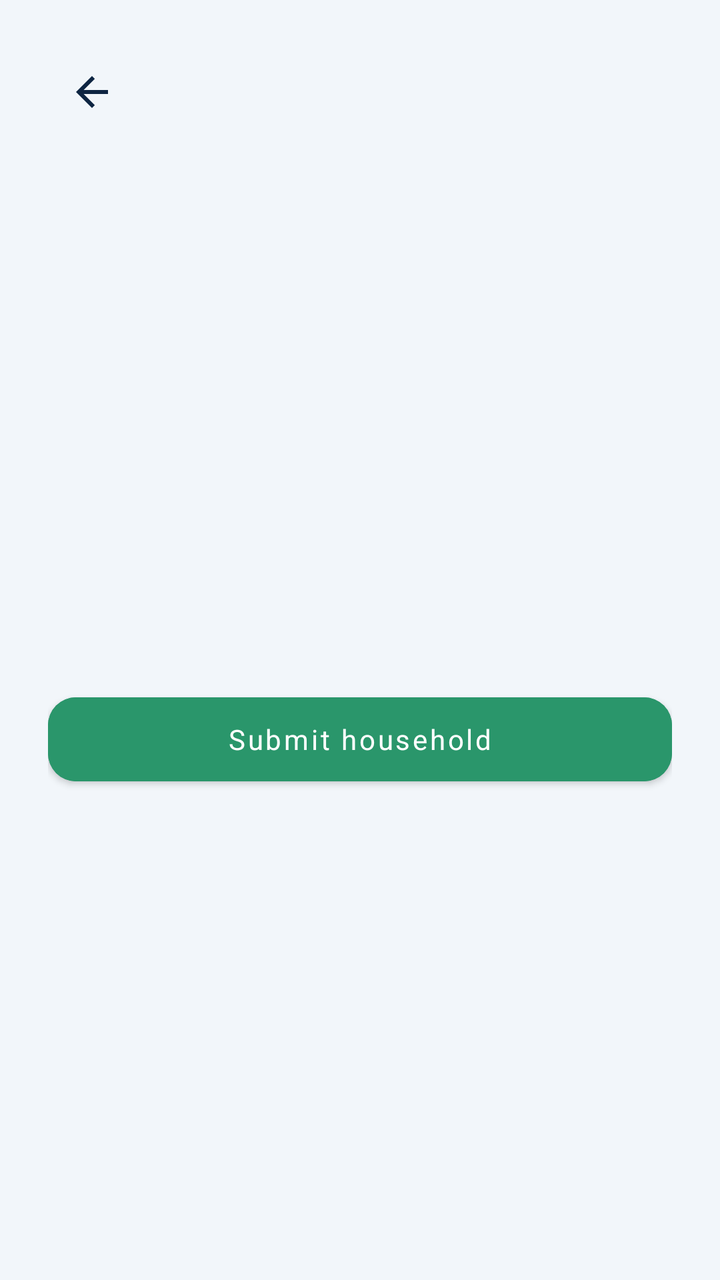
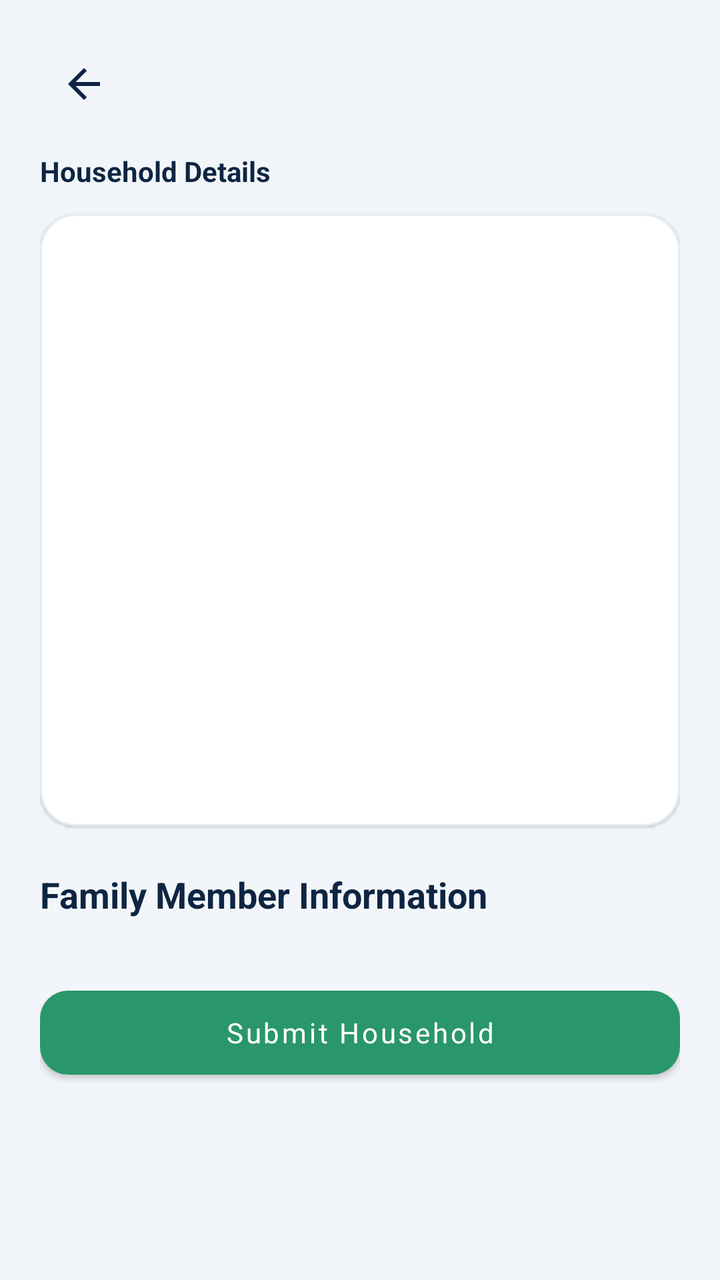

Two renders of the same Android screen: before a commit and after it. Below are the layout's source before the change and the commit's diff.
<!-- AndroidManifest.xml: application theme Theme.CSUCensus -->
<!-- res/layout/activity_household_detail.xml -->
<?xml version="1.0" encoding="utf-8"?>
<ScrollView xmlns:android="http://schemas.android.com/apk/res/android"
    xmlns:app="http://schemas.android.com/apk/res-auto"
    android:layout_width="match_parent"
    android:layout_height="match_parent"
    android:background="@color/background">
    <LinearLayout
        android:layout_width="match_parent"
        android:layout_height="wrap_content"
        android:orientation="vertical"
        android:padding="24dp">
        <ImageButton
            android:id="@+id/btnBack"
            android:layout_width="44dp"
            android:layout_height="44dp"
            android:src="@drawable/ic_back"
            android:background="?attr/selectableItemBackgroundBorderless"
            app:tint="@color/navy"
            android:contentDescription="Back" />
        <TextView
            android:id="@+id/tvDetailName"
            android:layout_width="wrap_content"
            android:layout_height="wrap_content"
            android:textSize="24sp"
            android:textStyle="bold"
            android:textColor="@color/navy"
            android:layout_marginTop="12dp" />
        <TextView
            android:id="@+id/tvDetailStatus"
            android:layout_width="wrap_content"
            android:layout_height="wrap_content"
            android:paddingHorizontal="12dp"
            android:paddingVertical="4dp"
            android:layout_marginTop="8dp"
            android:textStyle="bold"
            android:textSize="12sp" />
        <TextView
            android:id="@+id/tvDetailId"
            android:layout_width="wrap_content"
            android:layout_height="wrap_content"
            android:textColor="@color/muted"
            android:layout_marginTop="16dp" />
        <TextView
            android:id="@+id/tvDetailAddress"
            android:layout_width="match_parent"
            android:layout_height="wrap_content"
            android:textColor="@color/navy"
            android:layout_marginTop="8dp" />
        <TextView
            android:id="@+id/tvDetailMembers"
            android:layout_width="wrap_content"
            android:layout_height="wrap_content"
            android:textColor="@color/navy"
            android:layout_marginTop="8dp" />
        <TextView
            android:id="@+id/tvDetailPhone"
            android:layout_width="wrap_content"
            android:layout_height="wrap_content"
            android:textColor="@color/navy"
            android:layout_marginTop="8dp" />
        <TextView
            android:id="@+id/tvDetailDate"
            android:layout_width="wrap_content"
            android:layout_height="wrap_content"
            android:textColor="@color/muted"
            android:layout_marginTop="8dp" />
        <TextView
            android:id="@+id/tvDetailNotes"
            android:layout_width="match_parent"
            android:layout_height="wrap_content"
            android:textColor="@color/navy"
            android:layout_marginTop="12dp" />
        <com.google.android.material.button.MaterialButton
            android:id="@+id/btnSubmitHousehold"
            android:layout_width="match_parent"
            android:layout_height="54dp"
            android:text="Submit household"
            android:textAllCaps="false"
            android:backgroundTint="@color/green"
            android:layout_marginTop="24dp"
            app:cornerRadius="14dp" />
    </LinearLayout>
</ScrollView>
<!-- resources referenced by this layout -->
<resources>
  <color name="background">#F2F6FA</color>
  <color name="green">#2A966B</color>
  <color name="muted">#6E7A8C</color>
  <color name="navy">#0E2542</color>
  <!-- drawable ic_back (drawable) -->
  <?xml version="1.0" encoding="utf-8"?>
  <vector xmlns:android="http://schemas.android.com/apk/res/android"
      android:width="24dp" android:height="24dp"
      android:viewportWidth="24" android:viewportHeight="24">
      <path android:fillColor="#0E2542"
          android:pathData="M20,11H7.83l5.59,-5.59L12,4l-8,8 8,8 1.41,-1.41L7.83,13H20v-2z"/>
  </vector>
  <style name="Theme.CSUCensus" parent="Theme.MaterialComponents.DayNight.NoActionBar">
          <item name="colorPrimary">@color/blue</item>
          <item name="colorPrimaryVariant">@color/blue_dark</item>
          <item name="colorSecondary">@color/green</item>
          <item name="colorOnPrimary">@color/white</item>
          <item name="android:fontFamily">sans-serif</item>
          <item name="android:windowLightStatusBar">true</item>
          <item name="android:statusBarColor">@android:color/transparent</item>
          <item name="android:navigationBarColor">@color/white</item>
          <item name="android:windowLightNavigationBar">true</item>
          <item name="android:windowBackground">@color/background</item>
      </style>
  <color name="blue">#255DB0</color>
  <color name="blue_dark">#1E4A8C</color>
  <color name="white">#FFFFFF</color>
</resources>

<!-- the commit's change to res/layout/activity_household_detail.xml (unified diff, before → after) -->
@@ -3,81 +3,154 @@
     xmlns:app="http://schemas.android.com/apk/res-auto"
     android:layout_width="match_parent"
     android:layout_height="match_parent"
-    android:background="@color/background">
+    android:background="@color/background"
+    android:fillViewport="true">
+
     <LinearLayout
         android:layout_width="match_parent"
         android:layout_height="wrap_content"
         android:orientation="vertical"
-        android:padding="24dp">
+        android:padding="20dp">
+
         <ImageButton
             android:id="@+id/btnBack"
             android:layout_width="44dp"
             android:layout_height="44dp"
+            android:background="?attr/selectableItemBackgroundBorderless"
+            android:contentDescription="Back"
             android:src="@drawable/ic_back"
-            android:background="?attr/selectableItemBackgroundBorderless"
-            app:tint="@color/navy"
-            android:contentDescription="Back" />
+            app:tint="@color/navy" />
+
         <TextView
-            android:id="@+id/tvDetailName"
-            android:layout_width="wrap_content"
-            android:layout_height="wrap_content"
-            android:textSize="24sp"
-            android:textStyle="bold"
-            android:textColor="@color/navy"
-            android:layout_marginTop="12dp" />
-        <TextView
-            android:id="@+id/tvDetailStatus"
-            android:layout_width="wrap_content"
-            android:layout_height="wrap_content"
-            android:paddingHorizontal="12dp"
-            android:paddingVertical="4dp"
-            android:layout_marginTop="8dp"
-            android:textStyle="bold"
-            android:textSize="12sp" />
-        <TextView
-            android:id="@+id/tvDetailId"
-            android:layout_width="wrap_content"
-            android:layout_height="wrap_content"
-            android:textColor="@color/muted"
-            android:layout_marginTop="16dp" />
-        <TextView
-            android:id="@+id/tvDetailAddress"
             android:layout_width="match_parent"
             android:layout_height="wrap_content"
+            android:layout_marginTop="12dp"
+            android:text="Household Details"
             android:textColor="@color/navy"
-            android:layout_marginTop="8dp" />
-        <TextView
-            android:id="@+id/tvDetailMembers"
-            android:layout_width="wrap_content"
-            android:layout_height="wrap_content"
-            android:textColor="@color/navy"
-            android:layout_marginTop="8dp" />
-        <TextView
-            android:id="@+id/tvDetailPhone"
-            android:layout_width="wrap_content"
-            android:layout_height="wrap_content"
-            android:textColor="@color/navy"
-            android:layout_marginTop="8dp" />
-        <TextView
-            android:id="@+id/tvDetailDate"
-            android:layout_width="wrap_content"
-            android:layout_height="wrap_content"
-            android:textColor="@color/muted"
-            android:layout_marginTop="8dp" />
-        <TextView
-            android:id="@+id/tvDetailNotes"
+            android:textSize="14sp"
+            android:textStyle="bold" />
+
+        <com.google.android.material.card.MaterialCardView
             android:layout_width="match_parent"
             android:layout_height="wrap_content"
+            android:layout_marginTop="12dp"
+            app:cardBackgroundColor="@color/white"
+            app:cardCornerRadius="18dp"
+            app:cardElevation="1dp"
+            app:strokeColor="#E5ECF3"
+            app:strokeWidth="1dp">
+
+            <LinearLayout
+                android:layout_width="match_parent"
+                android:layout_height="wrap_content"
+                android:orientation="vertical"
+                android:padding="18dp">
+
+                <TextView
+                    android:id="@+id/tvDetailName"
+                    android:layout_width="match_parent"
+                    android:layout_height="wrap_content"
+                    android:textColor="@color/navy"
+                    android:textSize="23sp"
+                    android:textStyle="bold" />
+
+                <TextView
+                    android:id="@+id/tvDetailStatus"
+                    android:layout_width="wrap_content"
+                    android:layout_height="wrap_content"
+                    android:layout_marginTop="10dp"
+                    android:paddingStart="12dp"
+                    android:paddingTop="6dp"
+                    android:paddingEnd="12dp"
+                    android:paddingBottom="6dp"
+                    android:textSize="12sp"
+                    android:textStyle="bold" />
+
+                <TextView
+                    android:id="@+id/tvDetailId"
+                    android:layout_width="match_parent"
+                    android:layout_height="wrap_content"
+                    android:layout_marginTop="16dp"
+                    android:textColor="@color/muted"
+                    android:textSize="13sp" />
+
+                <TextView
+                    android:id="@+id/tvDetailAddress"
+                    android:layout_width="match_parent"
+                    android:layout_height="wrap_content"
+                    android:layout_marginTop="12dp"
+                    android:textColor="@color/navy"
+                    android:textSize="14sp" />
+
+                <TextView
+                    android:id="@+id/tvDetailWard"
+                    android:layout_width="match_parent"
+                    android:layout_height="wrap_content"
+                    android:layout_marginTop="8dp"
+                    android:textColor="@color/navy"
+                    android:textSize="14sp" />
+
+                <TextView
+                    android:id="@+id/tvDetailMembers"
+                    android:layout_width="match_parent"
+                    android:layout_height="wrap_content"
+                    android:layout_marginTop="8dp"
+                    android:textColor="@color/navy"
+                    android:textSize="14sp" />
+
+                <TextView
+                    android:id="@+id/tvDetailPhone"
+                    android:layout_width="match_parent"
+                    android:layout_height="wrap_content"
+                    android:layout_marginTop="8dp"
+                    android:textColor="@color/navy"
+                    android:textSize="14sp" />
+
+                <TextView
+                    android:id="@+id/tvDetailDate"
+                    android:layout_width="match_parent"
+                    android:layout_height="wrap_content"
+                    android:layout_marginTop="8dp"
+                    android:textColor="@color/muted"
+                    android:textSize="13sp" />
+
+                <TextView
+                    android:id="@+id/tvDetailNotes"
+                    android:layout_width="match_parent"
+                    android:layout_height="wrap_content"
+                    android:layout_marginTop="12dp"
+                    android:textColor="@color/navy"
+                    android:textSize="13sp" />
+
+            </LinearLayout>
+        </com.google.android.material.card.MaterialCardView>
+
+        <TextView
+            android:layout_width="match_parent"
+            android:layout_height="wrap_content"
+            android:layout_marginTop="22dp"
+            android:text="Family Member Information"
             android:textColor="@color/navy"
-            android:layout_marginTop="12dp" />
+            android:textSize="18sp"
+            android:textStyle="bold" />
+
+        <LinearLayout
+            android:id="@+id/familyMembersContainer"
+            android:layout_width="match_parent"
+            android:layout_height="wrap_content"
+            android:layout_marginTop="8dp"
+            android:orientation="vertical" />
+
         <com.google.android.material.button.MaterialButton
             android:id="@+id/btnSubmitHousehold"
             android:layout_width="match_parent"
             android:layout_height="54dp"
-            android:text="Submit household"
+            android:layout_marginTop="22dp"
+            android:layout_marginBottom="20dp"
+            android:text="Submit Household"
             android:textAllCaps="false"
-            android:backgroundTint="@color/green"
-            android:layout_marginTop="24dp"
+            app:backgroundTint="@color/green"
             app:cornerRadius="14dp" />
+
     </LinearLayout>
 </ScrollView>
